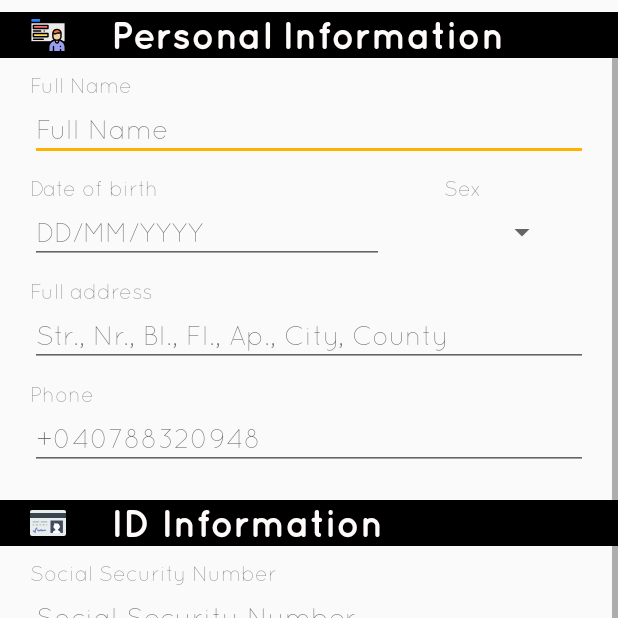
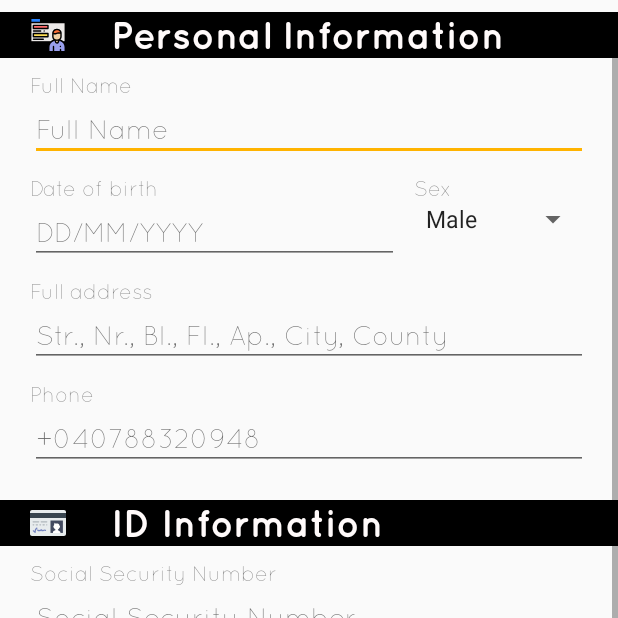
Before and after one commit to EmiliaPalaghita/BookADoctor, an Android app: the SignUpActivity screen opened directly, with no data from a screen before it, on a phone screen of 412 x 824 dp, the top half of it. Run offline under Robolectric (Android 15) with nearby library versions, the phone set to English and light mode, and no system bars; our stand-ins replace Firebase (no records; nobody signed in at launch, a user with empty details on screens opened directly).

Commit message:
made text from spinner visible

```diff
--- a/app/src/main/res/layout/sign_up_activity.xml
+++ b/app/src/main/res/layout/sign_up_activity.xml
@@ -86,7 +86,7 @@
                     android:orientation="horizontal"
                     android:paddingStart="20dp"
                     android:paddingTop="10dp"
-                    android:paddingEnd="20dp"
+                    android:paddingEnd="10dp"
                     app:layout_constraintTop_toBottomOf="@id/full_name_layout">
 
                     <!-- Date of birth -->
@@ -96,7 +96,7 @@
                         android:layout_weight="1"
                         android:orientation="vertical"
                         android:paddingStart="0dp"
-                        android:paddingEnd="20dp">
+                        android:paddingEnd="10dp">
 
                         <TextView
                             android:layout_width="match_parent"
@@ -119,9 +119,7 @@
                         android:layout_width="0dp"
                         android:layout_height="wrap_content"
                         android:layout_weight="1"
-                        android:orientation="vertical"
-                        android:paddingStart="20dp"
-                        android:paddingEnd="20dp">
+                        android:orientation="vertical">
 
                         <TextView
                             android:layout_width="match_parent"
@@ -131,12 +129,11 @@
 
                         <Spinner
                             android:id="@+id/sex"
-                            android:layout_width="match_parent"
-                            android:layout_height="41dp"
+                            android:layout_width="wrap_content"
+                            android:layout_height="wrap_content"
                             android:fontFamily="@font/quick_sans_light"
                             android:hint="@string/sex"
-                            android:inputType="text"
-                            app:layout_constraintTop_toTopOf="parent" />
+                            android:inputType="text" />
                     </LinearLayout>
                 </LinearLayout>
 
```
